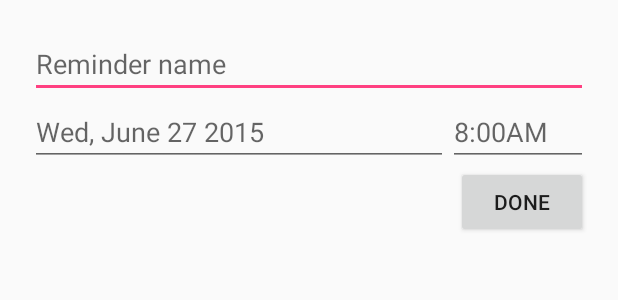
After one commit to csupomona-cs499/examples-winter-2016, an Android app: the layout ex2_relativelayout_activity.xml on its own in the app's theme, with its tools: preview values and no code run, on a phone screen of 412 x 824 dp. The commit adds this screen. Shown: the top 300 px of the screen. Run offline under Robolectric (Android 15) with nearby library versions, the phone set to English and light mode, and no system bars.

Commit message:
Completed the layout examples

```diff
--- /dev/null
+++ b/L01-Android-Basics/app/src/main/res/layout/ex2_relativelayout_activity.xml
@@ -0,0 +1,47 @@
+<?xml version="1.0" encoding="utf-8"?>
+<RelativeLayout xmlns:android="http://schemas.android.com/apk/res/android"
+    android:layout_marginRight="20dp"
+    android:layout_marginLeft="20dp"
+    android:layout_marginTop="20dp"
+    android:layout_width="match_parent"
+    android:layout_height="match_parent">
+
+    <EditText
+        android:id="@+id/reminderEditText"
+        android:hint="Reminder name"
+        android:layout_width="match_parent"
+        android:layout_height="wrap_content" />
+
+    <LinearLayout
+        android:layout_below="@+id/reminderEditText"
+        android:id="@+id/timeDateContainer"
+        android:orientation="horizontal"
+        android:layout_width="match_parent"
+        android:layout_height="wrap_content">
+
+        <EditText
+            android:id="@+id/dateEditText"
+            android:hint="Wed, June 27 2015"
+            android:layout_weight="3"
+            android:layout_width="0dp"
+            android:layout_height="wrap_content" />
+
+        <EditText
+            android:id="@+id/timeEditText"
+            android:layout_toRightOf="@+id/dateEditText"
+            android:layout_alignParentRight="true"
+            android:hint="8:00AM"
+            android:layout_weight="1"
+            android:layout_width="0dp"
+            android:layout_height="wrap_content" />
+
+    </LinearLayout>
+
+    <Button
+        android:layout_alignParentRight="true"
+        android:text="Done"
+        android:layout_below="@+id/timeDateContainer"
+        android:layout_width="wrap_content"
+        android:layout_height="wrap_content" />
+
+</RelativeLayout>
```
Also changed, not shown: L01-Android-Basics/app/src/main/res/layout/activity_main.xml (+8 -0 lines), L01-Android-Basics/app/src/main/res/layout/ex1_message_activity.xml (added, +41 -0 lines), L02-Android-Layout/app/src/main/res/layout/ex4_facebook.xml (added, +189 -0 lines).
